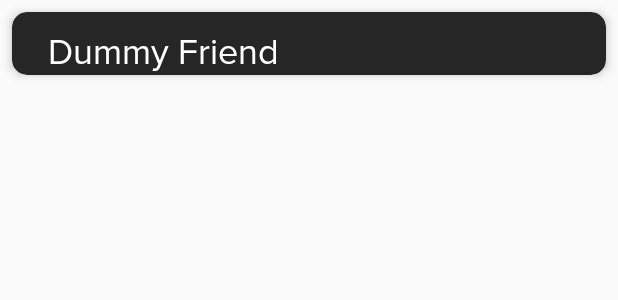
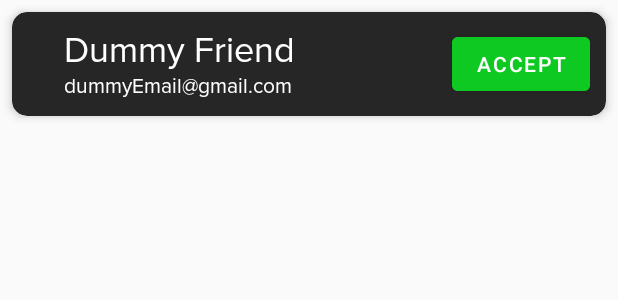
Before and after one commit to Abizer-R/Video-Call-Agora, an Android app: the layout friends_list_item.xml on its own in the app's theme, with its tools: preview values and no code run, on a phone screen of 412 x 824 dp. Shown: the top 300 px of the screen. Run offline under Robolectric (Android 15) with nearby library versions, the phone set to English and light mode, and no system bars.

Commit message:
friend request feature [1.5/2]

```diff
--- a/app/src/main/res/layout/friends_list_item.xml
+++ b/app/src/main/res/layout/friends_list_item.xml
@@ -8,35 +8,54 @@
     app:cardElevation="4dp"
     android:layout_margin="8dp"
     android:backgroundTint="@color/dark_panel">
-    <LinearLayout
+    <androidx.constraintlayout.widget.ConstraintLayout
         android:layout_width="match_parent"
         android:layout_height="wrap_content"
-        android:orientation="vertical" >
+        android:orientation="vertical"
+        android:padding="@dimen/_8sdp">
 
 
         <TextView
             android:id="@+id/tvName"
-            android:layout_width="match_parent"
+            android:layout_width="0dp"
             android:layout_height="wrap_content"
+            android:layout_marginHorizontal="24dp"
             android:ellipsize="end"
             android:maxLines="1"
             android:text="Dummy Friend"
+            android:textColor="@color/white"
             android:textSize="24sp"
-            android:textColor="@color/white"
-            android:layout_marginHorizontal="24dp"
-            android:layout_marginTop="12dp"/>
+            app:layout_constraintEnd_toStartOf="@+id/btnToggleRequest"
+            app:layout_constraintStart_toStartOf="parent"
+            app:layout_constraintTop_toTopOf="parent" />
 
         <TextView
             android:id="@+id/tvEmail"
-            android:visibility="gone"
-            android:layout_width="wrap_content"
+            android:layout_width="0dp"
             android:layout_height="wrap_content"
             android:text="dummyEmail@gmail.com"
             android:textColor="@color/white"
-            android:layout_marginHorizontal="24dp"
-            android:layout_marginBottom="12dp"/>
+            android:visibility="gone"
+            tools:visibility="visible"
+            android:ellipsize="end"
+            android:maxLines="1"
+            app:layout_constraintEnd_toEndOf="@+id/tvName"
+            app:layout_constraintStart_toStartOf="@+id/tvName"
+            app:layout_constraintTop_toBottomOf="@+id/tvName" />
 
-    </LinearLayout>
+        <com.google.android.material.button.MaterialButton
+            android:id="@+id/btnToggleRequest"
+            android:visibility="gone"
+            tools:visibility="visible"
+            android:layout_width="wrap_content"
+            android:layout_height="wrap_content"
+            android:text="accept"
+            android:backgroundTint="@color/green"
+            app:layout_constraintBottom_toBottomOf="parent"
+            app:layout_constraintEnd_toEndOf="parent"
+            app:layout_constraintTop_toTopOf="parent" />
+
+    </androidx.constraintlayout.widget.ConstraintLayout>
 
 
 
```
Also changed, not shown: app/src/main/java/com/example/teachjr/data/auth/model/FriendsListItem.kt (+6 -1 lines), app/src/main/java/com/example/teachjr/ui/main/MainViewModel.kt (+23 -0 lines), app/src/main/java/com/example/teachjr/ui/main/adapter/FriendsListAdapter.kt (+18 -0 lines), app/src/main/java/com/example/teachjr/ui/main/addFriends/AddFriendsFragment.kt (+9 -0 lines), app/src/main/java/com/example/teachjr/ui/main/friendRequest/FriendRequestsBottomSheet.kt (added, +128 -0 lines), app/src/main/res/layout/friend_request_bottom_sheet.xml (added, +35 -0 lines).
